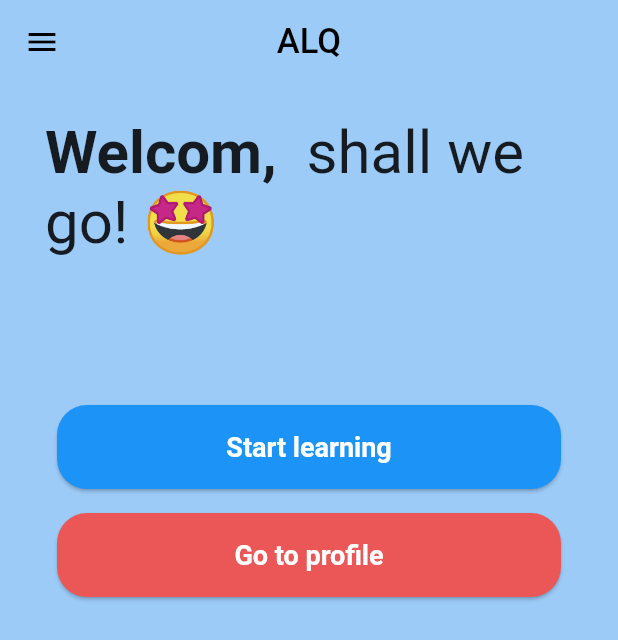
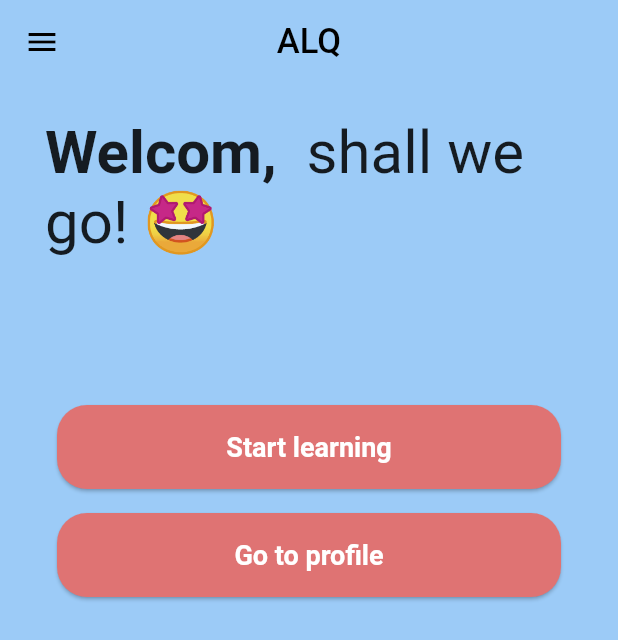
Before and after one commit to Gehad-Eid/ALQ, a Flutter app: the home screen opened directly, on a phone screen of 412 x 824 dp. Shown: the top 640 px of the screen. Run offline on Flutter 3.47's test engine with Material 2 defaults, Android fonts, the phone set to English and light mode, and no system bars; our stand-ins replace cloud_firestore, firebase_auth, firebase_core, fluttertoast, matcher, toast; accounts and stored records are empty.

```diff
--- a/lib/screens/home.dart
+++ b/lib/screens/home.dart
@@ -95,7 +95,7 @@ class _WelcomeScreenState extends State<WelcomeScreen> {
               children: [
                 Container(
                   height: 180,
-                  child: Image.asset('images/logo.jpeg'),
+                  child: Image.asset('images/logo2.png'),
                 ),
                 const Text(
                   'ALQ',
--- a/lib/screens/login.dart
+++ b/lib/screens/login.dart
@@ -122,7 +122,7 @@ class _LoginScreenState extends State<LoginScreen> {
                     SizedBox(
                         height: 200,
                         child: Image.asset(
-                          "images/logo.jpeg",
+                          "images/logo2.png",
                           fit: BoxFit.contain,
                         )),
                     SizedBox(height: 45),
--- a/lib/screens/signup.dart
+++ b/lib/screens/signup.dart
@@ -213,7 +213,7 @@ class _RegistrationScreenState extends State<RegistrationScreen> {
                     SizedBox(
                         height: 180,
                         child: Image.asset(
-                          "images/logo.jpeg",
+                          "images/logo2.png",
                           fit: BoxFit.contain,
                         )),
                     SizedBox(height: 45),
--- a/lib/screens/welcome.dart
+++ b/lib/screens/welcome.dart
@@ -49,7 +49,9 @@ class _homeState extends State<home> {
               Text.rich(
                 (TextSpan(
                     text: 'Welcom, ${loggedInUser.firstName} ',
-                    style: TextStyle(fontWeight: FontWeight.bold),
+                    style: TextStyle(
+                      fontWeight: FontWeight.bold,
+                    ),
                     children: [
                       TextSpan(
                         text: 'shall we go! 🤩',
@@ -66,7 +68,7 @@ class _homeState extends State<home> {
               Padding(
                 padding: const EdgeInsets.all(4.0),
                 child: Card(
-                  color: Color.fromARGB(255, 28, 148, 247),
+                  color: Color.fromARGB(255, 223, 115, 115),
                   shape: RoundedRectangleBorder(
                       borderRadius: BorderRadius.circular(20)),
                   child: Padding(
@@ -95,7 +97,7 @@ class _homeState extends State<home> {
               Padding(
                 padding: const EdgeInsets.all(4.0),
                 child: Card(
-                  color: Color.fromARGB(255, 235, 87, 87),
+                  color: Color.fromARGB(255, 223, 115, 115),
                   shape: RoundedRectangleBorder(
                       borderRadius: BorderRadius.circular(20)),
                   child: Padding(
```
Also changed, not shown: images/logo.jpeg (renamed from images/logo3.jpeg), images/logo2.png (renamed from images/logo.png).
